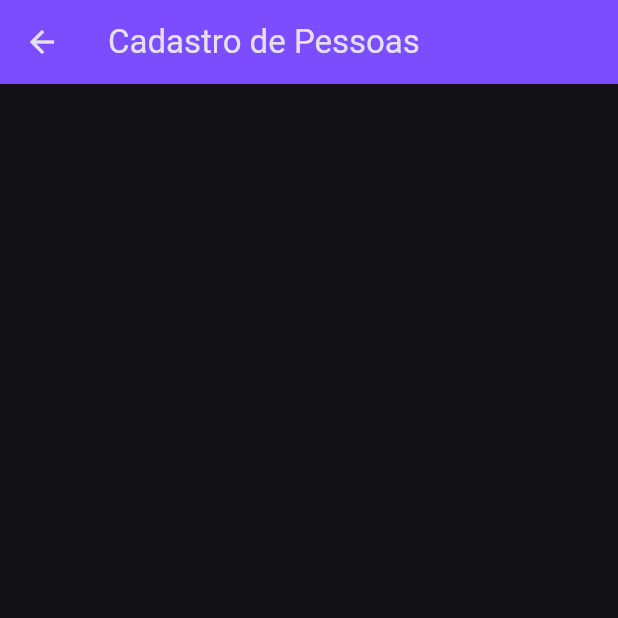
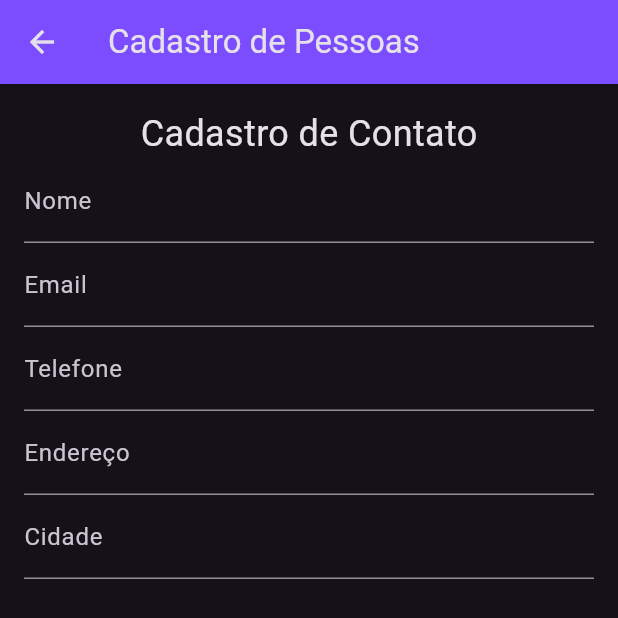
Before and after one commit to felipetaua/navegacao-flutter, a Flutter app: the Cadastro screen opened by its route, on a phone screen of 412 x 824 dp. Shown: the top 618 px of the screen. Run offline on Flutter 3.47's test engine with Material 3 defaults, Android fonts, the phone set to English and light mode, and no system bars.

Commit message:
iniciando cadastro de pessoas na tela1

```diff
--- a/lib/Tela1.dart
+++ b/lib/Tela1.dart
@@ -25,6 +25,13 @@ class Cadastro extends StatefulWidget {
 
 // classe que tem quantas alterações forem necessárias
 class _CadastroState extends State<Cadastro> {
+  // Controle dos inputs do formulário
+  final nomeControle = TextEditingController();
+  final emailControle = TextEditingController();
+  final telefoneControle = TextEditingController();
+  final enderecoControle = TextEditingController();
+  final cidadeControle = TextEditingController();
+
   @override
   Widget build(BuildContext context) {
     return Scaffold(
@@ -32,6 +39,37 @@ class _CadastroState extends State<Cadastro> {
         title: Text('Cadastro de Pessoas'),
         backgroundColor: Colors.deepPurpleAccent,
       ),
+      body: Padding(
+        padding: EdgeInsets.all(16.0),
+        child: Column(
+          children: [
+            Text(
+              "Cadastro de Contato",
+              style: TextStyle(fontSize: 24),
+            ),
+            TextField(
+              controller: nomeControle,
+              decoration: InputDecoration(labelText: 'Nome'),
+            ),
+            TextField(
+              controller: emailControle,
+              decoration: InputDecoration(labelText: 'Email'),
+            ),
+            TextField(
+              controller: telefoneControle,
+              decoration: InputDecoration(labelText: 'Telefone'),
+            ),
+            TextField(
+              controller: enderecoControle,
+              decoration: InputDecoration(labelText: 'Endereço'),
+            ),
+            TextField(
+              controller: cidadeControle,
+              decoration: InputDecoration(labelText: 'Cidade'),
+            ),
+          ],
+        ),
+      ),
     );
   }
 }
--- a/lib/main.dart
+++ b/lib/main.dart
@@ -19,7 +19,7 @@ class Aplicativo extends StatelessWidget {
       home: Menu(),
       debugShowCheckedModeBanner: false,
       routes: {
-        '/tela1': (context) => Cadastro(pessoas: pessoas),
+        '/tela1': (context) => Cadastro(pessoas: pessoas),// faz referencia a tela1
         '/tela2': (context) => Tela2(),
         '/tela3': (context) => Tela3(),
         '/tela4': (context) => Tela4(),
```
